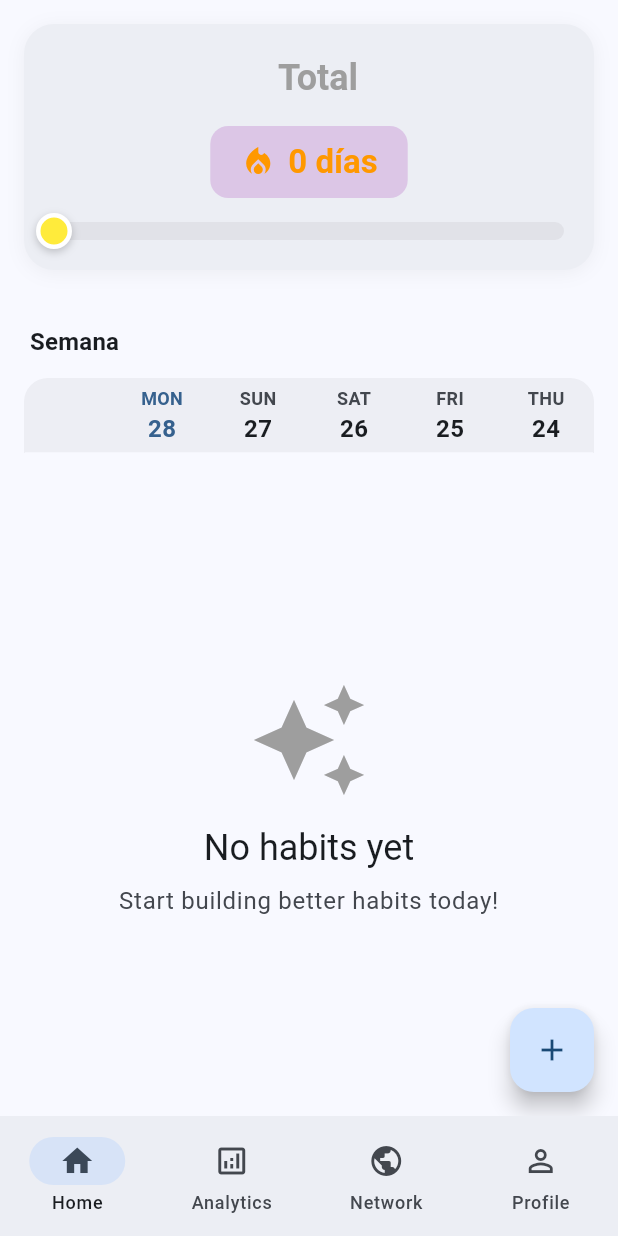
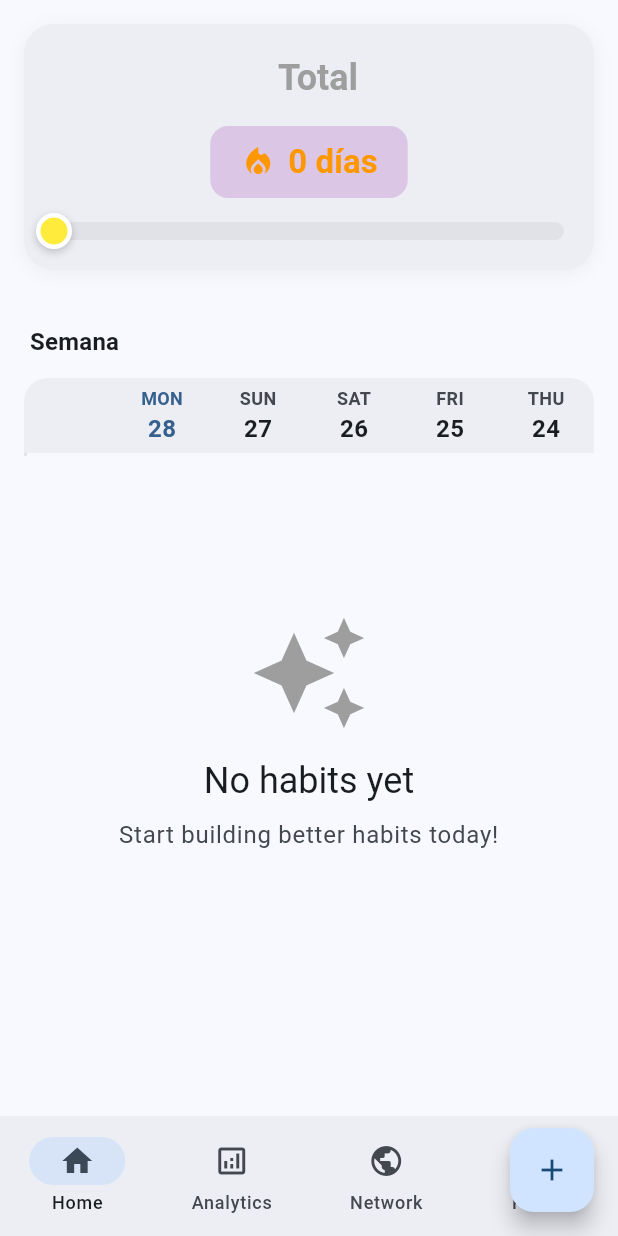
Before and after one commit to pardo312/katomik, a Flutter app: the screen it shows after launch, on a phone screen of 412 x 824 dp. Run offline on Flutter 3.47's test engine with Material 3 defaults, Android fonts, the phone set to English and light mode, and no system bars; our stand-ins replace fl_chart, shared_preferences, sqflite, table_calendar; accounts and stored records are empty.

Commit message:
fix floating button

```diff
--- a/lib/screens/home_screen.dart
+++ b/lib/screens/home_screen.dart
@@ -15,27 +15,30 @@ class HomeScreen extends StatelessWidget {
   Widget build(BuildContext context) {
     return AdaptiveScaffold(
       backgroundColor: Theme.of(context).colorScheme.surface,
-      body: SafeArea(
-        child: Consumer<HabitProvider>(
+      body: Consumer<HabitProvider>(
         builder: (context, habitProvider, child) {
           if (habitProvider.isLoading) {
             return const Center(child: AdaptiveProgressIndicator());
           }
 
-            return Column(
+          return SingleChildScrollView(
+            child: Column(
               children: [
                 _buildStreakHeader(context, habitProvider),
                 const SizedBox(height: 20),
                 _buildWeekView(context, habitProvider),
                 const SizedBox(height: 20),
                 if (habitProvider.habits.isEmpty)
-                  Expanded(child: _buildEmptyState(context)),
+                  SizedBox(
+                    height: MediaQuery.of(context).size.height * 0.4,
+                    child: _buildEmptyState(context),
+                  ),
+                const SizedBox(height: 80), // Space for FAB
               ],
+            ),
           );
         },
       ),
-      ),
-      floatingActionButton: _buildFAB(context),
     );
   }
 
@@ -228,11 +231,6 @@ class HomeScreen extends StatelessWidget {
           ),
           // Habit rows
           Container(
-            constraints: BoxConstraints(
-              maxHeight: provider.habits.length > 3
-                  ? 200
-                  : provider.habits.length * 60.0,
-            ),
             decoration: BoxDecoration(
               color: Theme.of(context).colorScheme.surface,
               borderRadius: const BorderRadius.only(
@@ -249,14 +247,8 @@ class HomeScreen extends StatelessWidget {
                 bottomLeft: Radius.circular(16),
                 bottomRight: Radius.circular(16),
               ),
-              child: ListView.builder(
-                shrinkWrap: true,
-                physics: provider.habits.length > 3
-                    ? const AlwaysScrollableScrollPhysics()
-                    : const NeverScrollableScrollPhysics(),
-                padding: EdgeInsets.zero,
-                itemCount: provider.habits.length,
-                itemBuilder: (context, index) {
+              child: Column(
+                children: List.generate(provider.habits.length, (index) {
                   final habit = provider.habits[index];
                   final color = Color(int.parse(habit.color));
 
@@ -376,7 +368,7 @@ class HomeScreen extends StatelessWidget {
                       ],
                     ),
                   );
-                },
+                }),
               ),
             ),
           ),
@@ -416,47 +408,4 @@ class HomeScreen extends StatelessWidget {
     );
   }
 
-  Widget _buildFAB(BuildContext context) {
-    if (Platform.isIOS) {
-      return CupertinoButton(
-        padding: EdgeInsets.zero,
-        child: Container(
-          width: 56,
-          height: 56,
-          decoration: BoxDecoration(
-            color: CupertinoColors.activeBlue,
-            borderRadius: BorderRadius.circular(28),
-            boxShadow: [
-              BoxShadow(
-                color: Colors.black.withValues(alpha: 0.2),
-                blurRadius: 8,
-                offset: const Offset(0, 4),
-              ),
-            ],
-          ),
-          child: const Icon(
-            CupertinoIcons.add,
-            color: CupertinoColors.white,
-            size: 28,
-          ),
-        ),
-        onPressed: () {
-          Navigator.push(
-            context,
-            CupertinoPageRoute(builder: (_) => const AddHabitScreen()),
-          );
-        },
-      );
 }
-
-    return FloatingActionButton(
-      onPressed: () {
-        Navigator.push(
-          context,
-          MaterialPageRoute(builder: (_) => const AddHabitScreen()),
-        );
-      },
-      child: const Icon(Icons.add),
-    );
-  }
-}
--- a/lib/screens/main_screen.dart
+++ b/lib/screens/main_screen.dart
@@ -1,9 +1,11 @@
 import 'package:flutter/material.dart';
 import 'package:flutter/cupertino.dart';
 import '../widgets/adaptive_navigation.dart';
+import '../widgets/adaptive_widgets.dart';
 import 'home_screen.dart';
 import 'statistics_screen.dart';
 import 'theme_settings_screen.dart';
+import 'add_habit_screen.dart';
 import 'dart:io';
 
 class MainScreen extends StatefulWidget {
@@ -45,7 +47,10 @@ class _MainScreenState extends State<MainScreen> {
       ),
     ];
 
-    return AdaptiveTabScaffold(
+    if (Platform.isIOS) {
+      return Stack(
+        children: [
+          AdaptiveTabScaffold(
             tabs: tabs,
             currentIndex: _currentIndex,
             onTabChanged: (index) {
@@ -53,6 +58,66 @@ class _MainScreenState extends State<MainScreen> {
                 _currentIndex = index;
               });
             },
+          ),
+          if (_currentIndex == 0) // Show FAB only on Home tab
+            Positioned(
+              bottom: 100,
+              right: 16,
+              child: CupertinoButton(
+                padding: EdgeInsets.zero,
+                child: Container(
+                  width: 56,
+                  height: 56,
+                  decoration: BoxDecoration(
+                    color: CupertinoColors.activeBlue,
+                    borderRadius: BorderRadius.circular(28),
+                    boxShadow: [
+                      BoxShadow(
+                        color: Colors.black.withValues(alpha: 0.2),
+                        blurRadius: 8,
+                        offset: const Offset(0, 4),
+                      ),
+                    ],
+                  ),
+                  child: const Icon(
+                    CupertinoIcons.add,
+                    color: CupertinoColors.white,
+                    size: 28,
+                  ),
+                ),
+                onPressed: () {
+                  Navigator.push(
+                    context,
+                    CupertinoPageRoute(builder: (_) => const AddHabitScreen()),
+                  );
+                },
+              ),
+            ),
+        ],
+      );
+    }
+
+    return Scaffold(
+      body: AdaptiveTabScaffold(
+        tabs: tabs,
+        currentIndex: _currentIndex,
+        onTabChanged: (index) {
+          setState(() {
+            _currentIndex = index;
+          });
+        },
+      ),
+      floatingActionButton: _currentIndex == 0 // Show FAB only on Home tab
+          ? FloatingActionButton(
+              onPressed: () {
+                Navigator.push(
+                  context,
+                  MaterialPageRoute(builder: (_) => const AddHabitScreen()),
+                );
+              },
+              child: const Icon(Icons.add),
+            )
+          : null,
     );
   }
 }
--- a/lib/widgets/adaptive_widgets.dart
+++ b/lib/widgets/adaptive_widgets.dart
@@ -49,7 +49,7 @@ class AdaptiveScaffold extends StatelessWidget {
               if (floatingActionButton != null)
                 Positioned(
                   right: 16,
-                  bottom: bottomNavigationBar != null ? 88 : 16,
+                  bottom: 16,
                   child: floatingActionButton!,
                 ),
             ],
```
Lines whose indentation alone changed are shown as unchanged.
